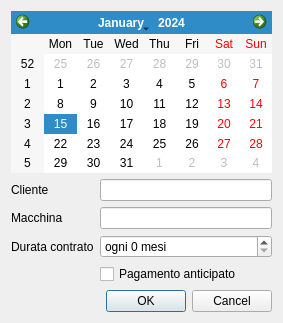
First picture: the form in new_machine.ui, repository ZeeD/calendar, before the edit.
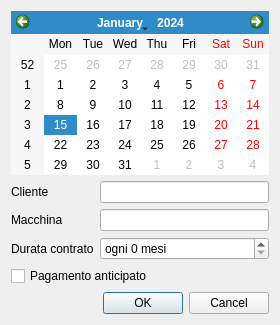
Second picture: the form after the edit.

Commit message: Various improvements dbhandler.py   * initial commit main.py   * Created a Calendar class   * Tweak and refactor here and there main.ui   * Fixed object names   * Passed to a TableView new_machine.py   * initial commit new_machine.ui   * fixed visual gliches

```diff
--- a/new_machine.ui
+++ b/new_machine.ui
@@ -6,18 +6,20 @@
    <rect>
     <x>0</x>
     <y>0</y>
-    <width>283</width>
-    <height>323</height>
+    <width>280</width>
+    <height>325</height>
    </rect>
   </property>
   <property name="windowTitle">
    <string>Dialog</string>
   </property>
-  <layout class="QFormLayout" name="formLayout">
-   <item row="0" column="0" colspan="2">
+  <layout class="QVBoxLayout" name="verticalLayout">
+   <item>
     <widget class="QCalendarWidget" name="DataInizio"/>
    </item>
-   <item row="1" column="0">
+   <item>
+    <layout class="QFormLayout" name="formLayout">
+     <item row="0" column="0">
     <widget class="QLabel" name="label">
      <property name="text">
       <string>Cliente</string>
@@ -27,10 +29,10 @@
      </property>
     </widget>
    </item>
-   <item row="1" column="1">
+     <item row="0" column="1">
     <widget class="QLineEdit" name="Cliente"/>
    </item>
-   <item row="2" column="0">
+     <item row="1" column="0">
     <widget class="QLabel" name="label_2">
      <property name="text">
       <string>Macchina</string>
@@ -40,10 +42,10 @@
      </property>
     </widget>
    </item>
-   <item row="2" column="1">
+     <item row="1" column="1">
     <widget class="QLineEdit" name="Macchina"/>
    </item>
-   <item row="3" column="0">
+     <item row="2" column="0">
     <widget class="QLabel" name="label_3">
      <property name="text">
       <string>Durata contrato</string>
@@ -53,7 +55,7 @@
      </property>
     </widget>
    </item>
-   <item row="3" column="1">
+     <item row="2" column="1">
     <widget class="QSpinBox" name="DeltaMesi">
      <property name="suffix">
       <string> mesi</string>
@@ -63,14 +65,16 @@
      </property>
     </widget>
    </item>
-   <item row="4" column="1">
+    </layout>
+   </item>
+   <item>
     <widget class="QCheckBox" name="isAnticipato">
      <property name="text">
       <string>Pagamento anticipato</string>
      </property>
     </widget>
    </item>
-   <item row="5" column="0" colspan="2">
+   <item>
     <widget class="QDialogButtonBox" name="buttonBox">
      <property name="standardButtons">
       <set>QDialogButtonBox::Cancel|QDialogButtonBox::Ok</set>
```
Left out of the diff: 8 changed lines with no effect on the pictures. Lines whose indentation alone changed are shown as unchanged. The commit also changes 4 other files.
